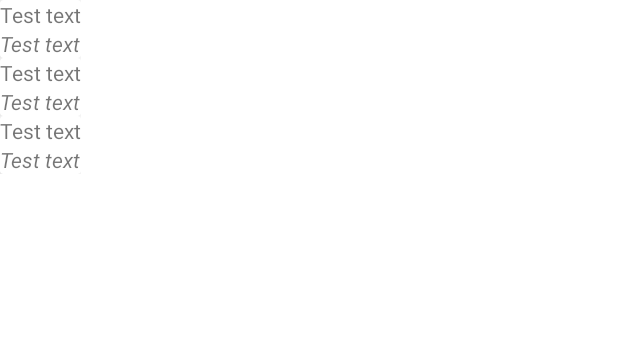
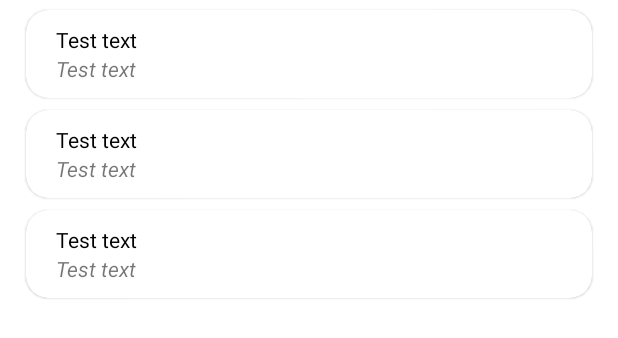
Before and after one commit to AIResClub/icton-site-mobile-app, an Android app: the layout askict_fragment.xml on its own in the app's theme, with its tools: preview values and no code run, on a phone screen of 412 x 824 dp. Shown: the top 338 px of the screen. Run offline under Robolectric (Android 15) with nearby library versions, the phone set to English and light mode, and no system bars.

Commit message:
chat costumed

```diff
--- a/app/src/main/res/drawable/ic_logo.xml
+++ b/app/src/main/res/drawable/ic_logo.xml
@@ -6,13 +6,13 @@
     android:viewportHeight="209.41">
   <path
       android:pathData="m329.876,21.605l41.858,-0l0,166.209l-41.858,-0z"
-      android:fillColor="#282828"/>
+      android:fillColor="#FFffff"/>
   <path
       android:pathData="m525.404,175.228q-11.525,5.875 -24.027,8.867 -12.503,2.991 -26.093,2.991 -40.554,-0 -64.254,-22.219 -23.701,-22.326 -23.701,-60.464 0,-38.244 23.701,-60.464 23.701,-22.326 64.254,-22.326 13.59,-0 26.093,2.991 12.503,2.991 24.027,8.867l0,33.01q-11.633,-7.798 -22.941,-11.43 -11.307,-3.632 -23.81,-3.632 -22.397,-0 -35.226,14.101t-12.829,38.884q0,24.677 12.829,38.778t35.226,14.101q12.503,-0 23.81,-3.632 11.307,-3.632 22.941,-11.43z"
-      android:fillColor="#282828"/>
+      android:fillColor="#FFffff"/>
   <path
       android:pathData="m542.197,21.605l153.183,0l0,32.395l-55.107,0l0,133.81l-42.86,0l0,-133.81l-55.217,0z"
-      android:fillColor="#282828"/>
+      android:fillColor="#FFffff"/>
   <group>
     <clip-path
         android:pathData="m81.122,86.688c-9.092,0.816 -16.362,8.286 -16.952,17.396 -0.705,10.897 7.93,19.96 18.676,19.96 3.831,-0 7.136,-1.612 10.361,-3.135 2.42,-1.141 10.252,-5.103 10.252,-5.103 5.301,-1.603 10.958,-1.604 16.261,-0.001 0,-0 7.753,4.109 10.237,5.097 0.004,0.001 0.011,0.005 0.013,0.007 3.06,1.835 6.531,3.135 10.361,3.135 10.737,-0 19.369,-9.049 18.677,-19.934 -0.579,-9.124 -7.862,-16.61 -16.97,-17.422 -4.477,-0.397 -8.656,0.792 -12.06,3.053 0,-0 -0.005,0.005 -0.008,0.007 -2.296,1.375 -10.249,5.101 -10.249,5.101 -5.303,1.604 -10.962,1.604 -16.265,-0 0,-0 -7.952,-3.727 -10.249,-5.101 -0.003,-0.001 -0.008,-0.007 -0.008,-0.007l-0.005,-0c-2.969,-1.979 -6.525,-3.129 -10.35,-3.129 -0.568,-0 -1.143,0.025 -1.721,0.077"/>
--- a/app/src/main/res/layout/item_club.xml
+++ b/app/src/main/res/layout/item_club.xml
@@ -7,12 +7,10 @@
     android:paddingHorizontal="16dp"
     android:layout_marginTop="19dp">
 
-
     <androidx.cardview.widget.CardView
         android:layout_width="match_parent"
         android:layout_height="wrap_content"
         app:cardElevation="1dp"
-
         android:layout_margin="1dp"
         app:cardCornerRadius="15dp"
         android:focusable="true">
--- a/app/src/main/res/layout/item_question.xml
+++ b/app/src/main/res/layout/item_question.xml
@@ -1,23 +1,33 @@
 <?xml version="1.0" encoding="utf-8"?>
 <FrameLayout xmlns:android="http://schemas.android.com/apk/res/android"
-    android:layout_width="wrap_content"
+    android:layout_width="match_parent"
     android:layout_height="wrap_content"
-    xmlns:tools="http://schemas.android.com/tools">
+    xmlns:app="http://schemas.android.com/apk/res-auto"
+    xmlns:tools="http://schemas.android.com/tools"
+    android:paddingHorizontal="16dp"
+    android:layout_marginTop="5dp">
 
     <androidx.cardview.widget.CardView
         android:layout_width="match_parent"
-        android:layout_height="wrap_content">
+        android:layout_height="wrap_content"
+        app:cardElevation="1dp"
+        android:layout_margin="1dp"
+        app:cardCornerRadius="15dp"
+        android:focusable="true">
 
         <LinearLayout
             android:orientation="vertical"
             android:layout_width="match_parent"
-            android:layout_height="match_parent">
+            android:layout_height="match_parent"
+            android:paddingVertical="10dp"
+            android:paddingHorizontal="20dp">
 
             <TextView
                 android:id="@+id/question_text"
                 android:layout_width="wrap_content"
                 android:layout_height="wrap_content"
-                tools:text="Test text"/>
+                tools:text="Test text"
+                android:textColor="@color/black"/>
 
             <TextView
                 android:id="@+id/question_author"
```
